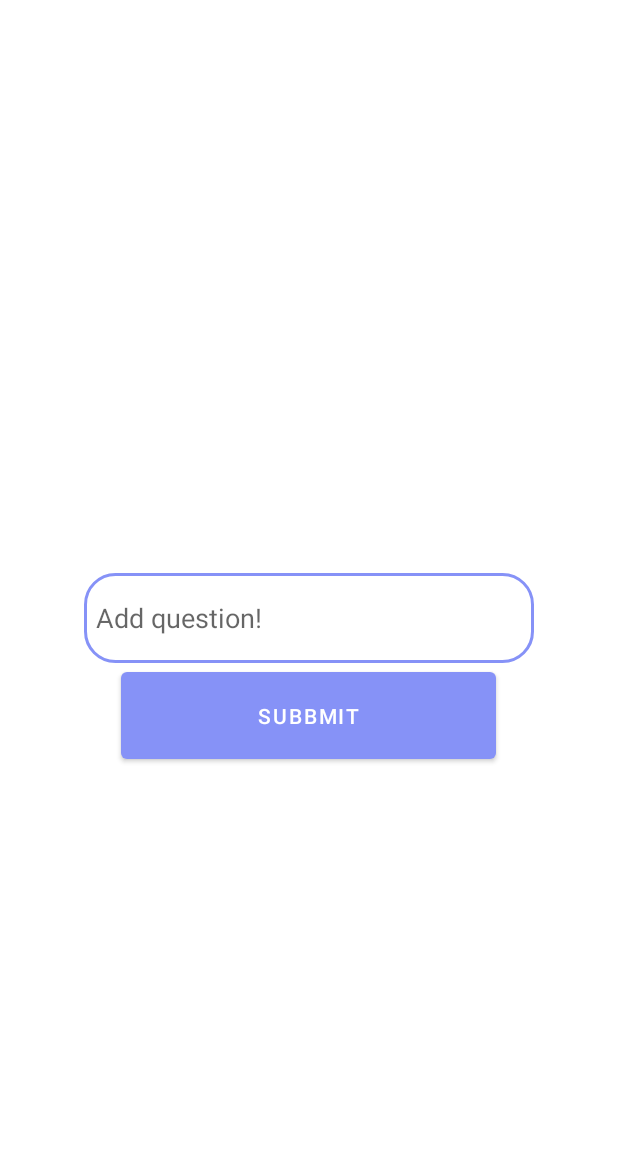
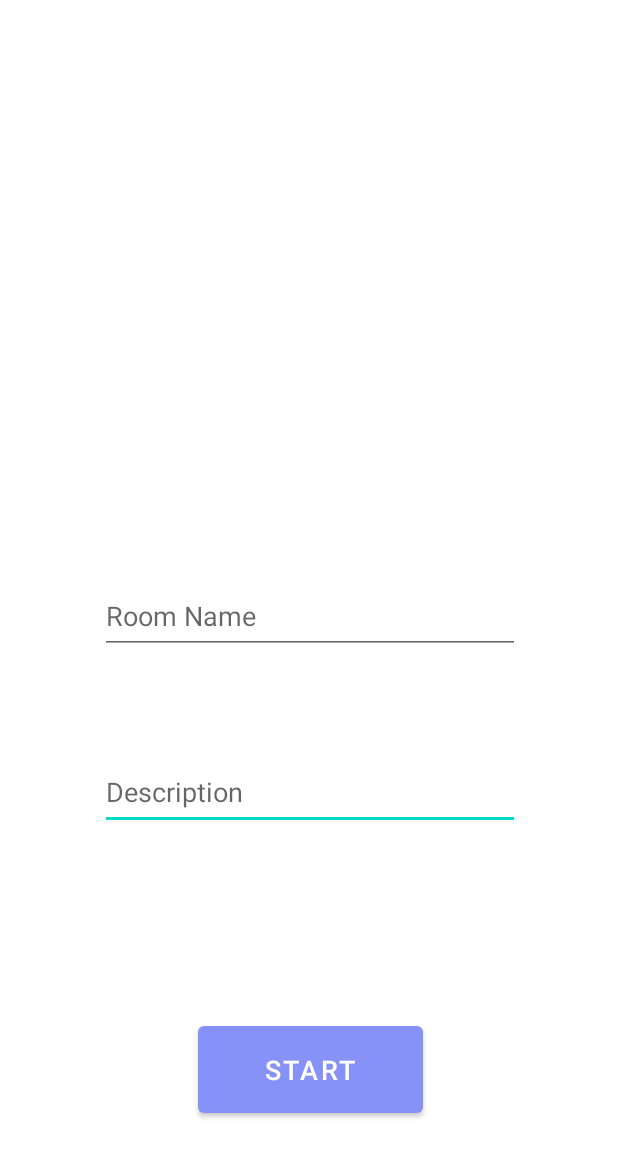
Before and after one commit to waterextract/Projekt_Inzynieria_Oprogramowania, an Android app: the MakeRoom screen opened directly, with no data from a screen before it, on a phone screen of 412 x 824 dp. Shown: the top 1157 px of the screen. Run offline under Robolectric (Android 15) with nearby library versions, the phone set to English and light mode, and no system bars; our stand-ins replace Firebase (no records; nobody signed in at launch, a user with empty details on screens opened directly).

Commit message:
Initial Commit

```diff
--- a/app/src/main/AndroidManifest.xml
+++ b/app/src/main/AndroidManifest.xml
@@ -13,6 +13,9 @@
         android:supportsRtl="true"
         android:theme="@style/Theme.Apka"
         tools:targetApi="34">
+        <activity
+            android:name=".AddQuestActivity"
+            android:exported="false" />
         <activity
             android:name=".PaintActivity"
             android:exported="false" />
--- a/app/src/main/java/com/juliaijustyna/apka/AddQuestActivity.kt
+++ b/app/src/main/java/com/juliaijustyna/apka/AddQuestActivity.kt
@@ -13,14 +13,16 @@ import com.google.firebase.firestore.FirebaseFirestore
 
 class AddQuestActivity : AppCompatActivity() {
 
-    private lateinit var questionEditText: EditText
-    private lateinit var submitButton: Button
+
 
 
 
     override fun onCreate(savedInstanceState: Bundle?) {
         super.onCreate(savedInstanceState)
         setContentView(R.layout.activity_add_quest)
+
+        val questionEditText: EditText
+        val submitButton: Button
 
         questionEditText = findViewById(R.id.pytanie)
         submitButton = findViewById(R.id.send)
--- a/app/src/main/java/com/juliaijustyna/apka/HomeFragment.kt
+++ b/app/src/main/java/com/juliaijustyna/apka/HomeFragment.kt
@@ -49,7 +49,7 @@ class HomeFragment : Fragment() {
 
         val btn3 = view.findViewById<Button>(R.id.questBtn)
         btn3.setOnClickListener {
-            Log.d("HomeFragment", "Button clicked")
+            //Log.d("HomeFragment", "Button clicked")
             val intent = Intent(activity, AddQuestActivity::class.java)
             startActivity(intent)
         }
--- a/app/src/main/java/com/juliaijustyna/apka/MakeRoom.kt
+++ b/app/src/main/java/com/juliaijustyna/apka/MakeRoom.kt
@@ -13,7 +13,7 @@ import kotlin.random.Random
 class MakeRoom : AppCompatActivity() {
     override fun onCreate(savedInstanceState: Bundle?) {
         super.onCreate(savedInstanceState)
-        setContentView(R.layout.activity_add_quest)
+        setContentView(R.layout.activity_room)
 
         // Znajdź przycisk i pola tekstowe w widoku
         val addButton: Button = findViewById(R.id.add_button)
```
